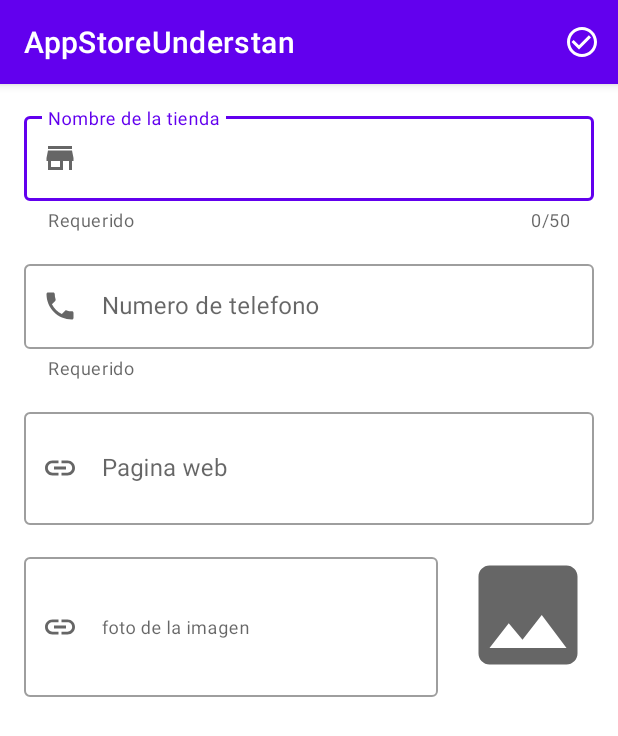
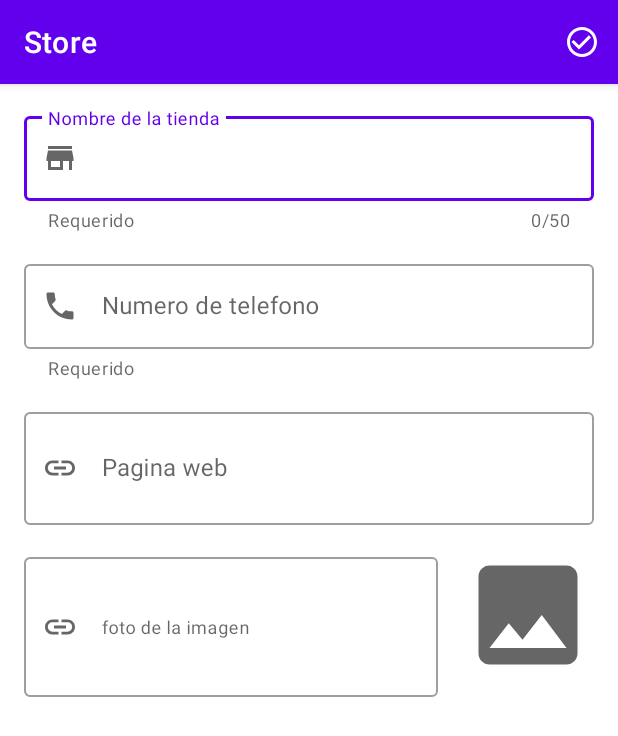
Before and after one commit to EduardoAlonso73/Stores, an Android app: the fragment EditStoreFragment shown on its own in the app's theme, on a phone screen of 412 x 824 dp. Shown: the top 736 px of the screen. Run offline under Robolectric (Android 15) with nearby library versions, the phone set to English and light mode, and no system bars; libraries missing offline, so code that uses them is left out: org.jetbrains.anko.

Commit message:
Recursos string

```diff
--- a/app/src/main/res/values/strings.xml
+++ b/app/src/main/res/values/strings.xml
@@ -1,5 +1,5 @@
 <resources>
-    <string name="app_name">AppStoreUnderstan</string>
+    <string name="app_name">Store</string>
     <string name="name_store">Name of the store o_O </string>
     <string name="save">Save</string>
     <string name="description_store_add">Create new store</string>
@@ -12,4 +12,6 @@
     <string name="hint_photo_url">Foto</string>
     <string name="description_img_photo">Image  que muestra la tienda</string>
     <string name="hit_url_img">foto de la imagen</string>
+    <string name="edit_store_add">Crear tienda</string>
+    <string name="menu_save">Save</string>
 </resources>
```
